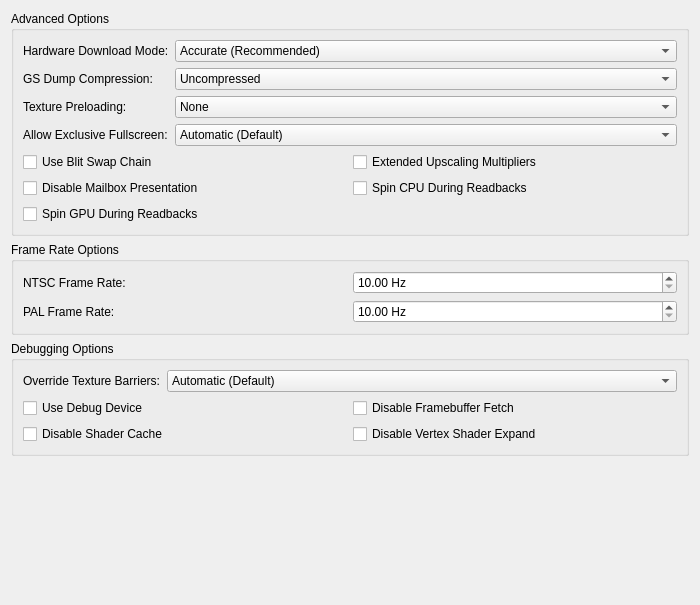
Old version of the form app/src/main/cpp/pcsx2/pcsx2-qt/Settings/GraphicsAdvancedSettingsTab.ui in the repository Solven190/EmuCoreX.
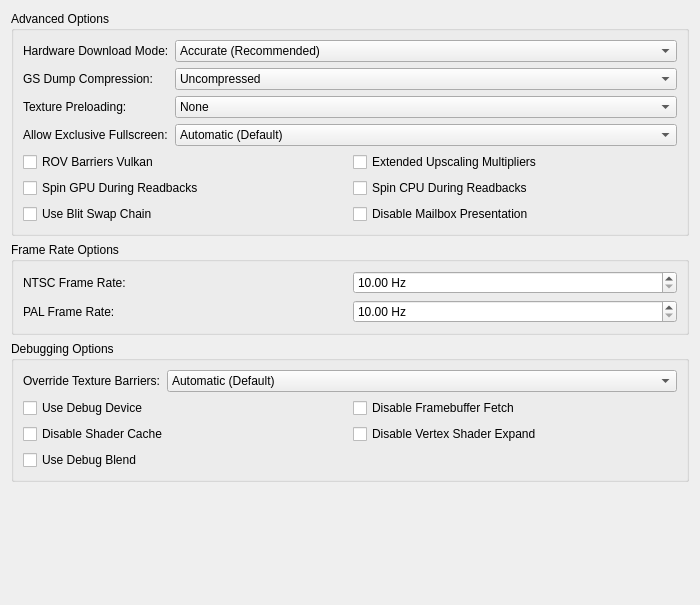
New version of the form.

The edit to the form file:
```diff
--- a/app/src/main/cpp/pcsx2/pcsx2-qt/Settings/GraphicsAdvancedSettingsTab.ui
+++ b/app/src/main/cpp/pcsx2/pcsx2-qt/Settings/GraphicsAdvancedSettingsTab.ui
@@ -101,27 +101,6 @@
       </item>
       <item row="10" column="0" colspan="2">
        <layout class="QGridLayout" name="advancedLayout">
-        <item row="1" column="1">
-         <widget class="QCheckBox" name="extendedUpscales">
-          <property name="text">
-           <string>Extended Upscaling Multipliers</string>
-          </property>
-         </widget>
-        </item>
-        <item row="2" column="0">
-         <widget class="QCheckBox" name="disableMailboxPresentation">
-          <property name="text">
-           <string extracomment="Mailbox Presentation: a type of graphics-rendering technique that has not been exposed to the public that often, so chances are you will need to keep the word mailbox in English. It does not have anything to do with postal mailboxes or email inboxes/outboxes.">Disable Mailbox Presentation</string>
-          </property>
-         </widget>
-        </item>
-        <item row="1" column="0">
-         <widget class="QCheckBox" name="useBlitSwapChain">
-          <property name="text">
-           <string extracomment="Blit = a data operation. You might want to write it as-is, but fully uppercased. More information: https://en.wikipedia.org/wiki/Bit_blit \nSwap chain: see Microsoft's Terminology Portal.">Use Blit Swap Chain</string>
-          </property>
-         </widget>
-        </item>
         <item row="2" column="1">
          <widget class="QCheckBox" name="spinCPUDuringReadbacks">
           <property name="text">
@@ -129,13 +108,41 @@
           </property>
          </widget>
         </item>
-        <item row="3" column="0">
+        <item row="2" column="0">
          <widget class="QCheckBox" name="spinGPUDuringReadbacks">
           <property name="text">
            <string>Spin GPU During Readbacks</string>
           </property>
          </widget>
         </item>
+        <item row="3" column="0">
+         <widget class="QCheckBox" name="useBlitSwapChain">
+          <property name="text">
+           <string extracomment="Blit = a data operation. You might want to write it as-is, but fully uppercased. More information: https://en.wikipedia.org/wiki/Bit_blit \nSwap chain: see Microsoft's Terminology Portal.">Use Blit Swap Chain</string>
+          </property>
+         </widget>
+        </item>
+        <item row="1" column="0">
+         <widget class="QCheckBox" name="rovBarriersVK">
+          <property name="text">
+           <string>ROV Barriers Vulkan</string>
+          </property>
+         </widget>
+        </item>
+        <item row="3" column="1">
+         <widget class="QCheckBox" name="disableMailboxPresentation">
+          <property name="text">
+           <string extracomment="Mailbox Presentation: a type of graphics-rendering technique that has not been exposed to the public that often, so chances are you will need to keep the word mailbox in English. It does not have anything to do with postal mailboxes or email inboxes/outboxes.">Disable Mailbox Presentation</string>
+          </property>
+         </widget>
+        </item>
+        <item row="1" column="1">
+         <widget class="QCheckBox" name="extendedUpscales">
+          <property name="text">
+           <string>Extended Upscaling Multipliers</string>
+          </property>
+         </widget>
+        </item>
        </layout>
       </item>
       <item row="6" column="0">
@@ -331,6 +338,13 @@
           </property>
          </widget>
         </item>
+        <item row="2" column="0">
+         <widget class="QCheckBox" name="useDebugBlend">
+          <property name="text">
+           <string>Use Debug Blend</string>
+          </property>
+         </widget>
+        </item>
        </layout>
       </item>
      </layout>
```
Left out of the diff: 8 changed lines with no effect on the pictures.
